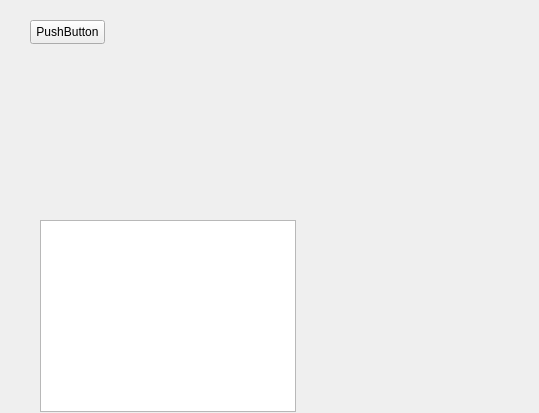
Qt form index/index.ui (Aone-Zhao/c) before a commit.
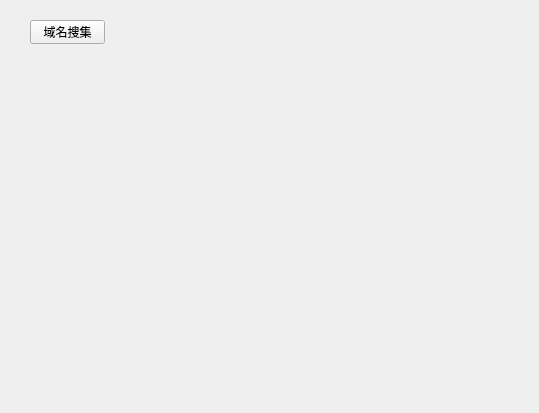
The same form after that commit.

Diff of the .ui file:
```diff
--- a/index/index.ui
+++ b/index/index.ui
@@ -23,17 +23,7 @@
     </rect>
    </property>
    <property name="text">
-    <string>PushButton</string>
-   </property>
-  </widget>
-  <widget class="QTextBrowser" name="textBrowser">
-   <property name="geometry">
-    <rect>
-     <x>40</x>
-     <y>220</y>
-     <width>256</width>
-     <height>192</height>
-    </rect>
+    <string>域名搜集</string>
    </property>
   </widget>
  </widget>
```
